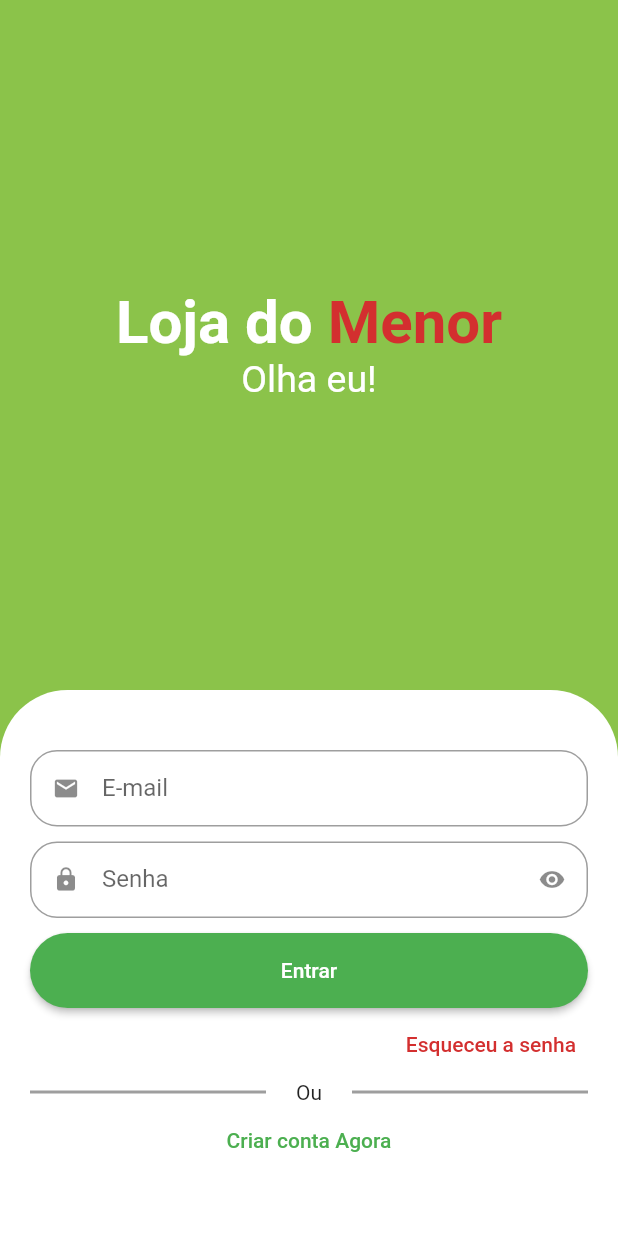
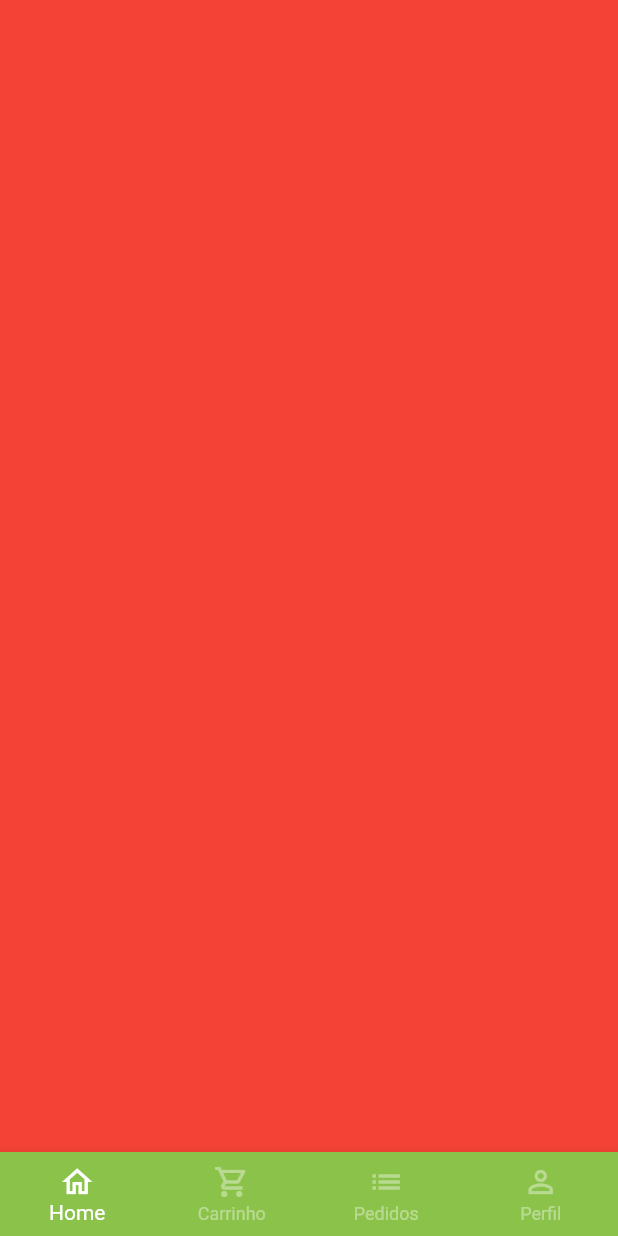
Before and after one commit to Rafa-Alcides/loja_quitanda, a Flutter app: the screen it shows after launch, after a tap on "Entrar", on a phone screen of 412 x 824 dp. Run offline on Flutter 3.47's test engine with Material 2 defaults, Android fonts, the phone set to English and light mode, and no system bars; drawn by our look-alikes of animated_text_kit; our stand-ins replace mask_text_input_formatter.

Commit message:
Tela base com Botton Navigatoon

```diff
--- a/lib/src/auth/sing_in_screen.dart
+++ b/lib/src/auth/sing_in_screen.dart
@@ -3,6 +3,7 @@
 import 'package:loja_quitanda/src/auth/components/custom_eleveted_buttom.dart';
 import 'package:loja_quitanda/src/auth/components/custom_text_fild.dart';
 import 'package:loja_quitanda/src/auth/sign_up_screen.dart';
+import 'package:loja_quitanda/src/base/base_screen.dart';
 import 'package:loja_quitanda/src/config/custom_colors.dart';
 
 class SingInScreen extends StatelessWidget {
@@ -91,7 +92,15 @@
                       label: "Senha",
                       isSecret: true,
                     ),
-                    CustomElevetedButton(label: "Entrar", onPressed: () {}),
+                    CustomElevetedButton(label: "Entrar", onPressed: () {
+                      Navigator.of(context).pushReplacement(
+                        MaterialPageRoute(
+                          builder: (c) {
+                            return const BaseScreen();
+                          }
+                        )
+                      );
+                    }),
                     Align(
                       alignment: Alignment.centerRight,
                       child: TextButton(
--- /dev/null
+++ b/lib/src/base/base_screen.dart
@@ -0,0 +1,63 @@
+import 'package:flutter/material.dart';
+import 'package:loja_quitanda/src/config/custom_colors.dart';
+
+class BaseScreen extends StatefulWidget {
+   const BaseScreen({super.key});
+
+  @override
+  State<BaseScreen> createState() => _BaseScreenState();
+}
+
+class _BaseScreenState extends State<BaseScreen> {
+  int currentIndex = 0;
+  final pageController = PageController();
+
+  @override
+  Widget build(BuildContext context) {
+    return Scaffold(
+      body: PageView(
+        physics: const NeverScrollableScrollPhysics(),
+        controller: pageController,
+        children: [
+          Container(color: Colors.red,),
+          Container(color: Colors.black,),
+          Container(color: Colors.pink,),
+          Container(color: Colors.blue,),
+        ],
+      ),
+
+
+      bottomNavigationBar: BottomNavigationBar(
+        currentIndex: currentIndex,
+        onTap: (index) {
+          setState(() {
+            currentIndex = index;
+            pageController.jumpToPage(index);
+          });
+        },
+        backgroundColor: CustomColors.customSwatchColor,
+        selectedItemColor: Colors.white,
+        unselectedItemColor: Colors.white.withAlpha(100),
+        type: BottomNavigationBarType.fixed,
+        items: const [
+          BottomNavigationBarItem(
+            icon: Icon(Icons.home_outlined),
+            label: "Home"
+          ),
+          BottomNavigationBarItem(
+            icon: Icon(Icons.shopping_cart_outlined),
+            label: "Carrinho"
+          ),
+          BottomNavigationBarItem(
+            icon: Icon(Icons.list),
+            label: "Pedidos"
+          ),
+          BottomNavigationBarItem(
+            icon: Icon(Icons.person_outline),
+            label: "Perfil"
+          ),
+        ],
+      ),
+    );
+  }
+}
```
